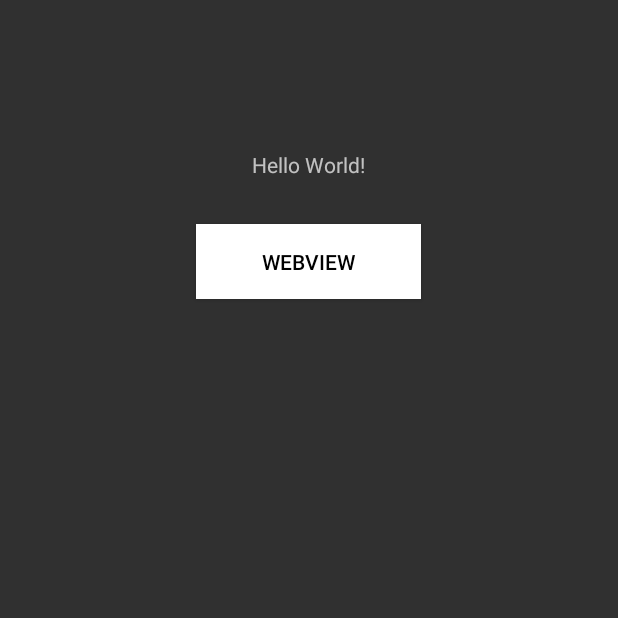
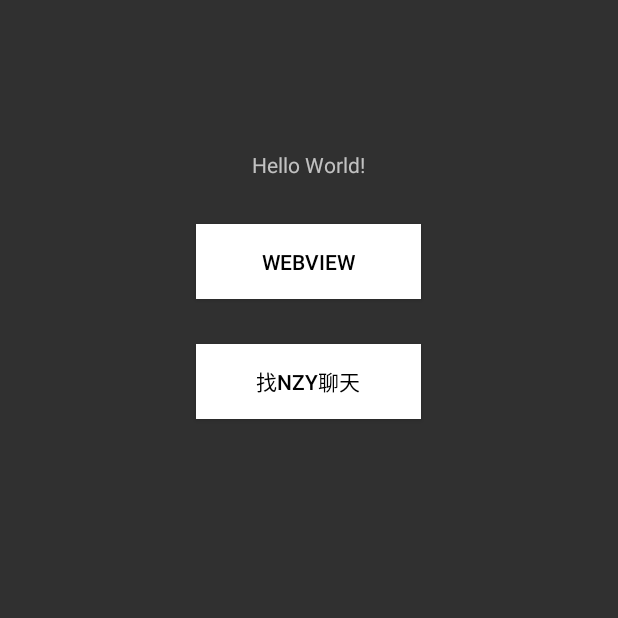
Before and after one commit to Gloria-zzy/MVPTemplate, an Android app: the screen it shows after launch (MainActivity), on a phone screen of 412 x 824 dp, the top half of it. Run offline under Robolectric (Android 15) with nearby library versions, the phone set to English and light mode, and no system bars.

Commit message:
feat: 跳转到qq

```diff
--- a/javatest/src/main/java/com/example/javatest/MainActivity.java
+++ b/javatest/src/main/java/com/example/javatest/MainActivity.java
@@ -1,10 +1,10 @@
 package com.example.javatest;
 
-import androidx.annotation.NonNull;
 import androidx.annotation.Nullable;
 import androidx.appcompat.app.AppCompatActivity;
 
 import android.content.Intent;
+import android.net.Uri;
 import android.os.Bundle;
 import android.util.Log;
 import android.view.View;
@@ -15,6 +15,7 @@ public class MainActivity extends AppCompatActivity {
     private static String TAG = "MainActivity";
 
     private Button btnWebView;
+    private Button btnOpenQQ;
 
     @Override
     protected void onCreate(Bundle savedInstanceState) {
@@ -28,6 +29,7 @@ public class MainActivity extends AppCompatActivity {
 
     private void initView() {
         btnWebView = findViewById(R.id.btn_webview);
+        btnOpenQQ = findViewById(R.id.btn_open_qq);
     }
 
     private void initAction() {
@@ -41,6 +43,13 @@ public class MainActivity extends AppCompatActivity {
                 }
             }
         });
+        btnOpenQQ.setOnClickListener(new View.OnClickListener() {
+            @Override
+            public void onClick(View v) {
+                String url = "mqqwpa://im/chat?chat_type=wpa&uin=847214223";
+                startActivity(new Intent(Intent.ACTION_VIEW, Uri.parse(url)));
+            }
+        });
     }
 
     private void test4Annotation(@Nullable String s){
--- a/javatest/src/main/res/layout/activity_main.xml
+++ b/javatest/src/main/res/layout/activity_main.xml
@@ -24,4 +24,13 @@
         android:background="@color/white"
         android:text="WebView" />
 
+    <Button
+        android:id="@+id/btn_open_qq"
+        android:layout_width="150dp"
+        android:layout_height="50dp"
+        android:layout_marginTop="30dp"
+        android:textColor="@color/black"
+        android:background="@color/white"
+        android:text="找nzy聊天" />
+
 </LinearLayout>
```
Also changed, not shown: 1 other file.
